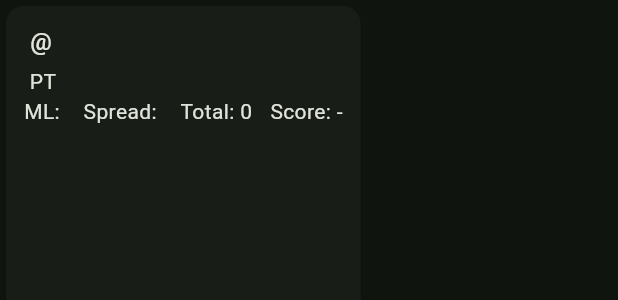
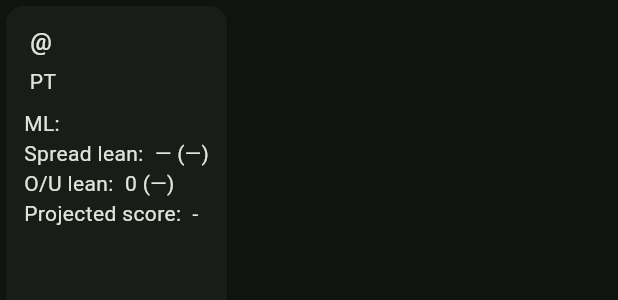
Before and after one commit to filthycashout/betp-app-, a Flutter app: the GameCard widget shown alone on an empty page, opened directly with empty values, on a phone screen of 412 x 824 dp. Shown: the top 300 px of the screen. Run offline on Flutter 3.47's test engine with Material 3 defaults, Android fonts, the phone set to English and light mode, and no system bars; our stand-ins replace shared_preferences; accounts and stored records are empty; network calls fail.

Commit message:
Show explicit spread and total leans on matchup cards

```diff
--- a/lib/widgets/game_card.dart
+++ b/lib/widgets/game_card.dart
@@ -1,8 +1,79 @@
 import 'package:flutter/material.dart';
 import '../models/game.dart';
-class GameCard extends StatelessWidget{final GameSummary game;final VoidCallback onTap;const GameCard({super.key,required this.game,required this.onTap});
- @override Widget build(BuildContext c){final m=game.market;final s=game.projectedScore;return Card(child:InkWell(onTap:onTap,child:Padding(padding:const EdgeInsets.all(12),child:Column(crossAxisAlignment:CrossAxisAlignment.start,children:[
- Text('${game.away} @ ${game.home}',style:Theme.of(c).textTheme.titleMedium),const SizedBox(height:4),Text('${game.eventTime} PT'),
- Wrap(spacing:12,children:[Text('ML: ${game.pick??'Unavailable'}'),Text('Spread: ${m['home_spread']??'—'}'),Text('Total: ${m['total']??'—'}'),Text('Score: ${s['away']??'—'}-${s['home']??'—'}')]),
- if(game.propsToWatch.isNotEmpty) Text('Props: ${game.propsToWatch.take(3).map((p)=>'${p['player']} ${p['recommended_side']??''} ${p['line']??''}').join(' • ')}',maxLines:2,overflow:TextOverflow.ellipsis)
- ])))) ;}}
+
+class GameCard extends StatelessWidget {
+  final GameSummary game;
+  final VoidCallback onTap;
+
+  const GameCard({super.key, required this.game, required this.onTap});
+
+  String _pct(dynamic value) {
+    if (value is num) return '${(value * 100).toStringAsFixed(1)}%';
+    return '—';
+  }
+
+  String _line(dynamic value) {
+    if (value is! num) return '—';
+    final n = value.toDouble();
+    final digits = n % 1 == 0 ? 0 : 1;
+    final body = n.toStringAsFixed(digits);
+    return n > 0 ? '+$body' : body;
+  }
+
+  @override
+  Widget build(BuildContext c) {
+    final m = game.market;
+    final s = game.projectedScore;
+
+    final spreadPick = m['spread_pick']?.toString();
+    final spreadLine = spreadPick == game.home
+        ? m['home_spread']
+        : spreadPick == game.away
+            ? m['away_spread']
+            : null;
+    final totalPick = m['total_pick']?.toString();
+    final totalLine = m['total'];
+
+    final spreadText = spreadPick == null || spreadLine == null
+        ? 'Unavailable'
+        : '$spreadPick ${_line(spreadLine)} (${_pct(m['spread_pick_probability'])})';
+    final totalText = totalPick == null || totalLine == null
+        ? 'Unavailable'
+        : '$totalPick $totalLine (${_pct(m['total_pick_probability'])})';
+
+    return Card(
+      child: InkWell(
+        onTap: onTap,
+        child: Padding(
+          padding: const EdgeInsets.all(12),
+          child: Column(
+            crossAxisAlignment: CrossAxisAlignment.start,
+            children: [
+              Text(
+                '${game.away} @ ${game.home}',
+                style: Theme.of(c).textTheme.titleMedium,
+              ),
+              const SizedBox(height: 4),
+              Text('${game.eventTime} PT'),
+              const SizedBox(height: 8),
+              Text('ML: ${game.pick ?? 'Unavailable'}'),
+              Text('Spread lean: $spreadText'),
+              Text('O/U lean: $totalText'),
+              Text(
+                'Projected score: ${s['away'] ?? '—'} - ${s['home'] ?? '—'}',
+              ),
+              if (game.propsToWatch.isNotEmpty) ...[
+                const SizedBox(height: 8),
+                Text(
+                  'Props: ${game.propsToWatch.take(3).map((p) => '${p['player']} ${p['recommended_side'] ?? ''} ${p['line'] ?? ''}').join(' • ')}',
+                  maxLines: 2,
+                  overflow: TextOverflow.ellipsis,
+                ),
+              ],
+            ],
+          ),
+        ),
+      ),
+    );
+  }
+}
```
